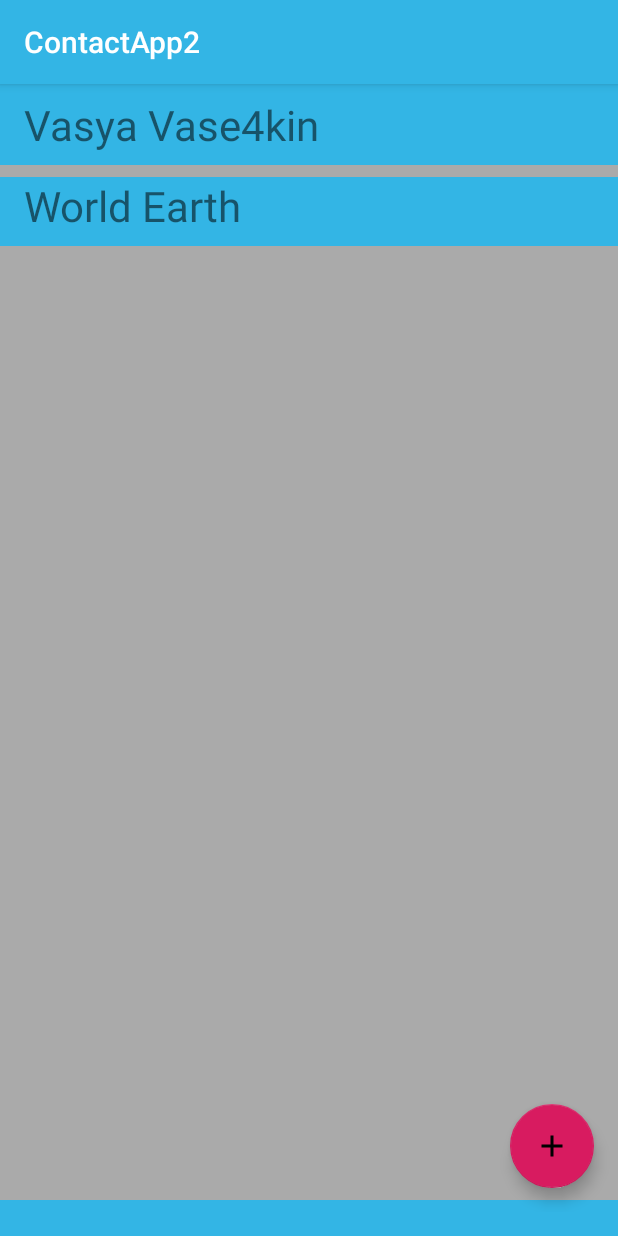
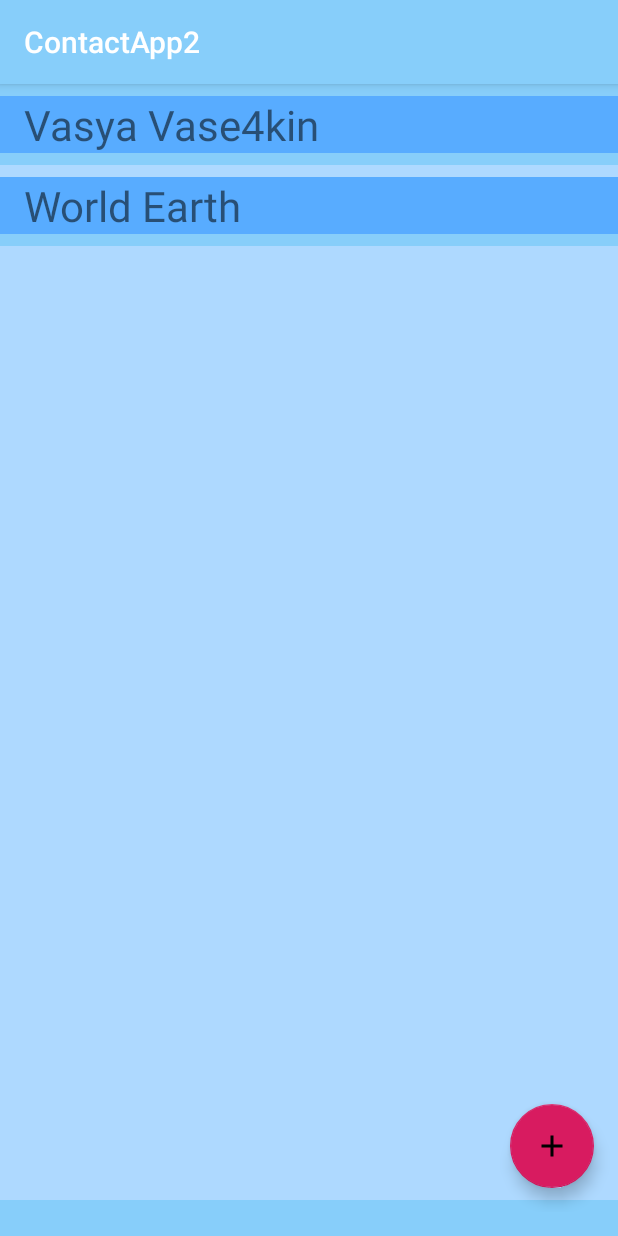
Before and after one commit to DiFly/ContactApp2, an Android app: the screen it shows after launch (MainActivity), on a phone screen of 412 x 824 dp. Run offline under Robolectric (Android 15) with nearby library versions, the phone set to English and light mode, and no system bars; our stand-ins replace Room's generated code.

Commit message:
Change color in some layout for more readable

```diff
--- a/app/src/main/res/layout/activity_main.xml
+++ b/app/src/main/res/layout/activity_main.xml
@@ -11,7 +11,7 @@
         android:id="@+id/recyclerview"
         android:layout_width="0dp"
         android:layout_height="0dp"
-        android:background="@android:color/darker_gray"
+        android:background="@color/lightMoreBlue"
         tools:listitem="@layout/recyclerview_item"
         app:layout_constraintBottom_toBottomOf="parent"
         app:layout_constraintLeft_toLeftOf="parent"
--- a/app/src/main/res/layout/activity_new_contact.xml
+++ b/app/src/main/res/layout/activity_new_contact.xml
@@ -65,8 +65,9 @@
         android:id="@+id/button_save"
         android:layout_width="match_parent"
         android:layout_height="wrap_content"
-        android:background="@color/colorPrimary"
+        android:background="@color/lightDarkBlue"
         android:text="@string/button_save"
+        android:textSize="@dimen/big_size"
         android:textColor="@color/buttonLabel" />
 
 </LinearLayout>
--- a/app/src/main/res/layout/recyclerview_item.xml
+++ b/app/src/main/res/layout/recyclerview_item.xml
@@ -7,7 +7,7 @@
         android:id="@+id/textView"
         android:layout_width="match_parent"
         android:layout_height="wrap_content"
-        android:background="@android:color/holo_blue_light"
+        android:background="@color/lightDarkBlue"
         android:paddingLeft="16dp"
         android:textSize="@dimen/big_size" />
 
--- a/app/src/main/res/values/colors.xml
+++ b/app/src/main/res/values/colors.xml
@@ -4,4 +4,7 @@
     <color name="colorPrimaryDark">#00574B</color>
     <color name="colorAccent">#D81B60</color>
     <color name="buttonLabel">#d3d3d3</color>
+    <color name="lightBlue">#87CEFA</color>
+    <color name="lightMoreBlue">#AED9FF</color>
+    <color name="lightDarkBlue">#58ACFF</color>
 </resources>
--- a/app/src/main/res/values/styles.xml
+++ b/app/src/main/res/values/styles.xml
@@ -3,10 +3,10 @@
     <!-- Base application theme. -->
     <style name="AppTheme" parent="Theme.AppCompat.Light.DarkActionBar">
         <!-- Customize your theme here. -->
-        <item name="colorPrimary">@color/colorPrimary</item>
-        <item name="colorPrimaryDark">@color/colorPrimaryDark</item>
+        <item name="colorPrimary">@color/lightBlue</item>
+        <item name="colorPrimaryDark">@color/lightDarkBlue</item>
         <item name="colorAccent">@color/colorAccent</item>
-        <item name="android:background">@android:color/holo_blue_light</item>
+        <item name="android:background">@color/lightBlue</item>
 
         <item name="android:layout_width">match_parent</item>
         <item name="android:layout_marginBottom">8dp</item>
```
